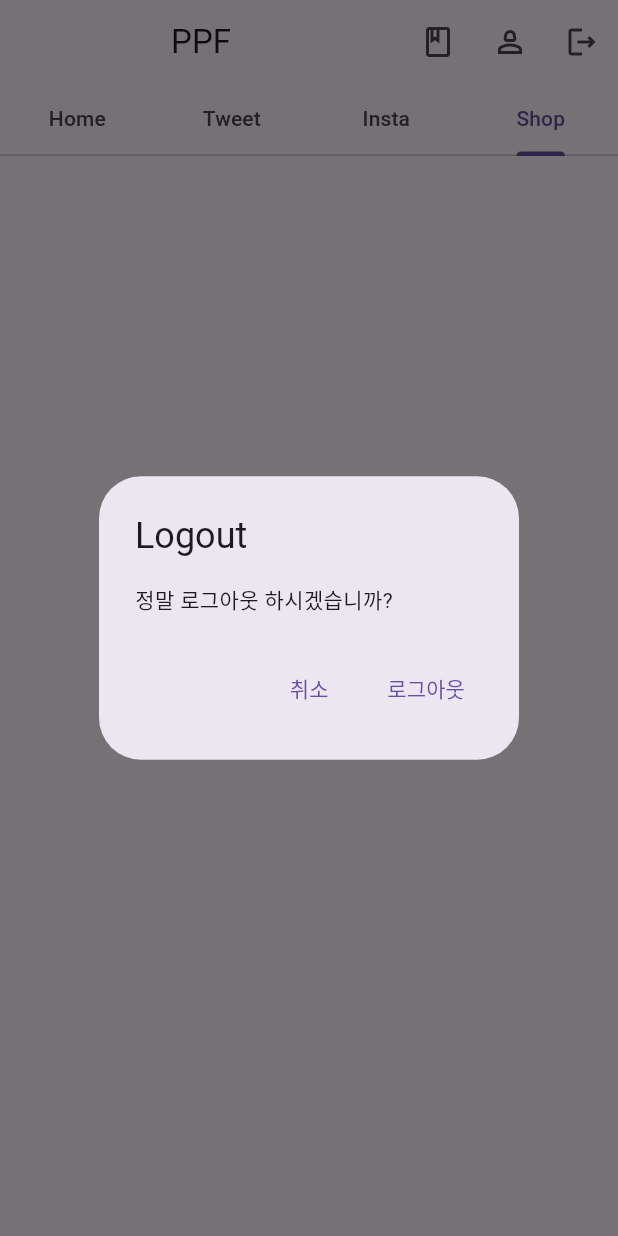
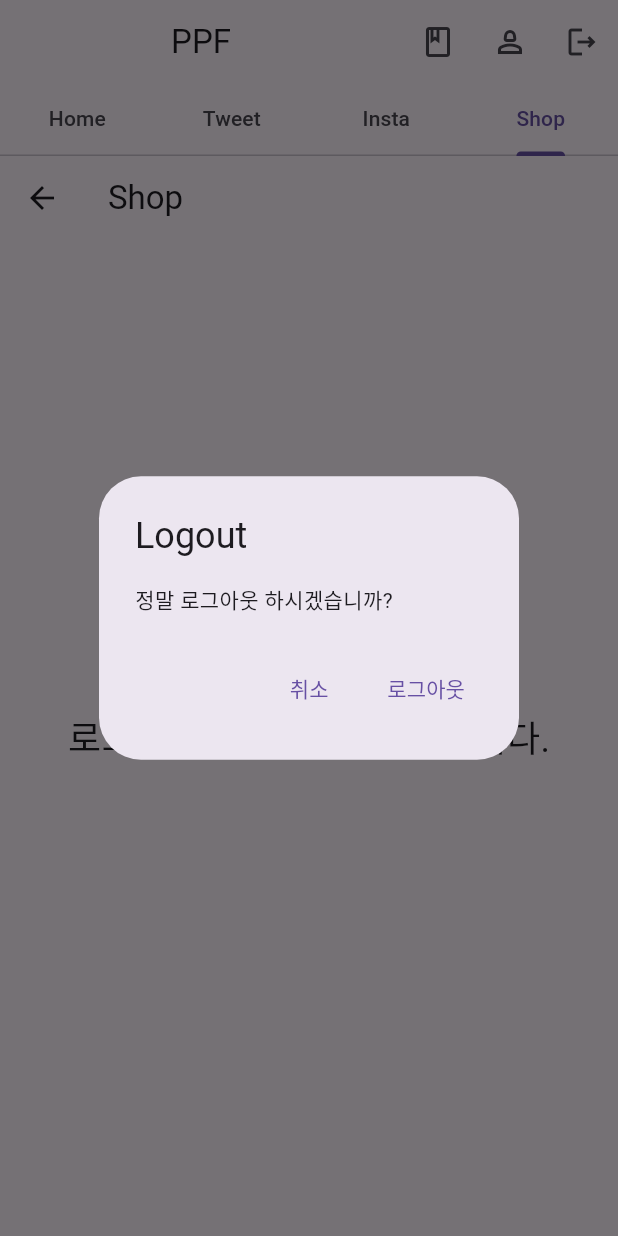
Before and after one commit to haribo09876/portfolioprojectflutter, a Flutter app: the MainPage screen opened by its route, tab 4 chosen, after a tap on the "logout" icon, on a phone screen of 412 x 824 dp. Run offline on Flutter 3.47's test engine with Material 3 defaults, Android fonts, the phone set to English and light mode, and no system bars; our stand-ins replace flutter_dotenv, geolocator, image_picker, weather_icons; missing offline and left inert: openvpn_flutter; network calls fail; key blocks and very long unbroken strings in the code were emptied for the run.

Commit message:
20240808
by KYW

```diff
--- a/lib/pages/shopPage.dart
+++ b/lib/pages/shopPage.dart
@@ -1,10 +1,22 @@
 import 'package:flutter/material.dart';
+import 'package:provider/provider.dart';
+import '../services/login.dart';
 
 class ShopPage extends StatelessWidget {
   @override
   Widget build(BuildContext context) {
-    return Center(
-      child: Text('Here is ShopPage'),
+    final loginService = Provider.of<LoginService>(context);
+
+    return Scaffold(
+      appBar: AppBar(
+        title: Text('Shop'),
+      ),
+      body: Center(
+        child: loginService.isLoggedIn
+            ? Text('환영합니다, ${loginService.userEmail}님!',
+                style: TextStyle(fontSize: 24))
+            : Text('로그인 후에 쇼핑할 수 있습니다.', style: TextStyle(fontSize: 24)),
+      ),
     );
   }
 }
--- a/lib/services/login.dart
+++ b/lib/services/login.dart
@@ -5,8 +5,10 @@ import 'dart:convert';
 
 class LoginService extends ChangeNotifier {
   bool _isLoggedIn = false;
+  String? _userEmail;
 
   bool get isLoggedIn => _isLoggedIn;
+  String? get userEmail => _userEmail;
 
   Future<Map<String, dynamic>> loginUser(String email, String password) async {
     final url = dotenv.env['USER_FUNC_URL'];
@@ -20,6 +22,7 @@ class LoginService extends ChangeNotifier {
     if (response.statusCode == 200) {
       final Map<String, dynamic> data = jsonDecode(response.body);
       _isLoggedIn = true;
+      _userEmail = data['user']['userEmail'];
       return {'success': true, 'data': data};
     } else {
       final Map<String, dynamic> errorData = jsonDecode(response.body);
@@ -29,6 +32,7 @@ class LoginService extends ChangeNotifier {
 
   Future<void> logoutUser() async {
     _isLoggedIn = false;
+    _userEmail = null;
     notifyListeners();
   }
 }
```
